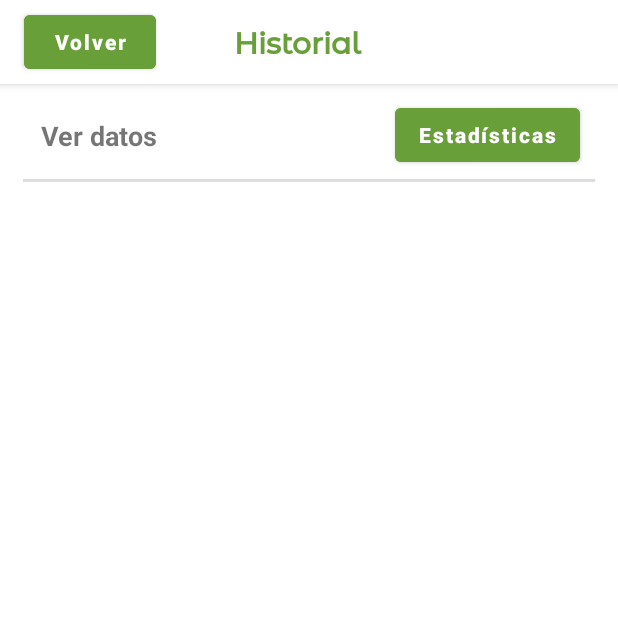
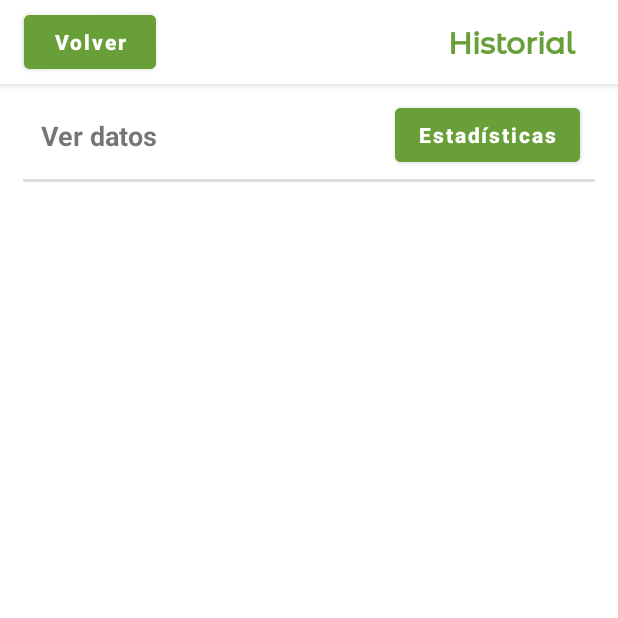
Before and after one commit to PaulGuillen/MathGame, an Android app: the ViewHistoricalStudentActivity screen opened directly, with no data from a screen before it, on a phone screen of 412 x 824 dp, the top half of it. Run offline under Robolectric (Android 15) with nearby library versions, the light colour scheme and no system bars; our stand-ins replace Firebase (no records; nobody signed in at launch, a user with empty details on screens opened directly), Shimmer.

Commit message:
View changes

```diff
--- a/app/src/main/res/layout/activity_view_historical_student.xml
+++ b/app/src/main/res/layout/activity_view_historical_student.xml
@@ -37,8 +37,8 @@
                 <TextView
                     android:layout_width="wrap_content"
                     android:layout_height="wrap_content"
-                    android:layout_gravity="center"
-                    android:layout_marginEnd="15dp"
+                    android:layout_gravity="end"
+                    android:layout_marginEnd="28dp"
                     android:fontFamily="@font/monserrat_alternates_medium"
                     android:text="@string/historial"
                     android:textColor="#689F38"
```
